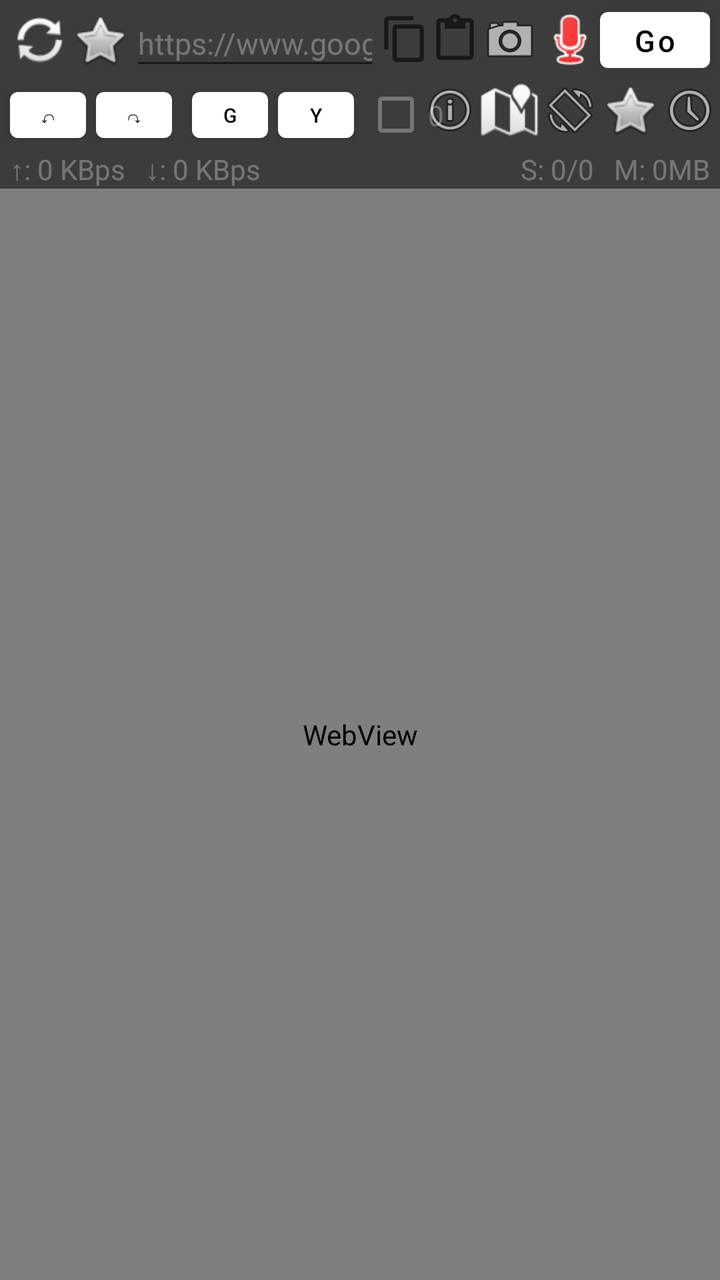
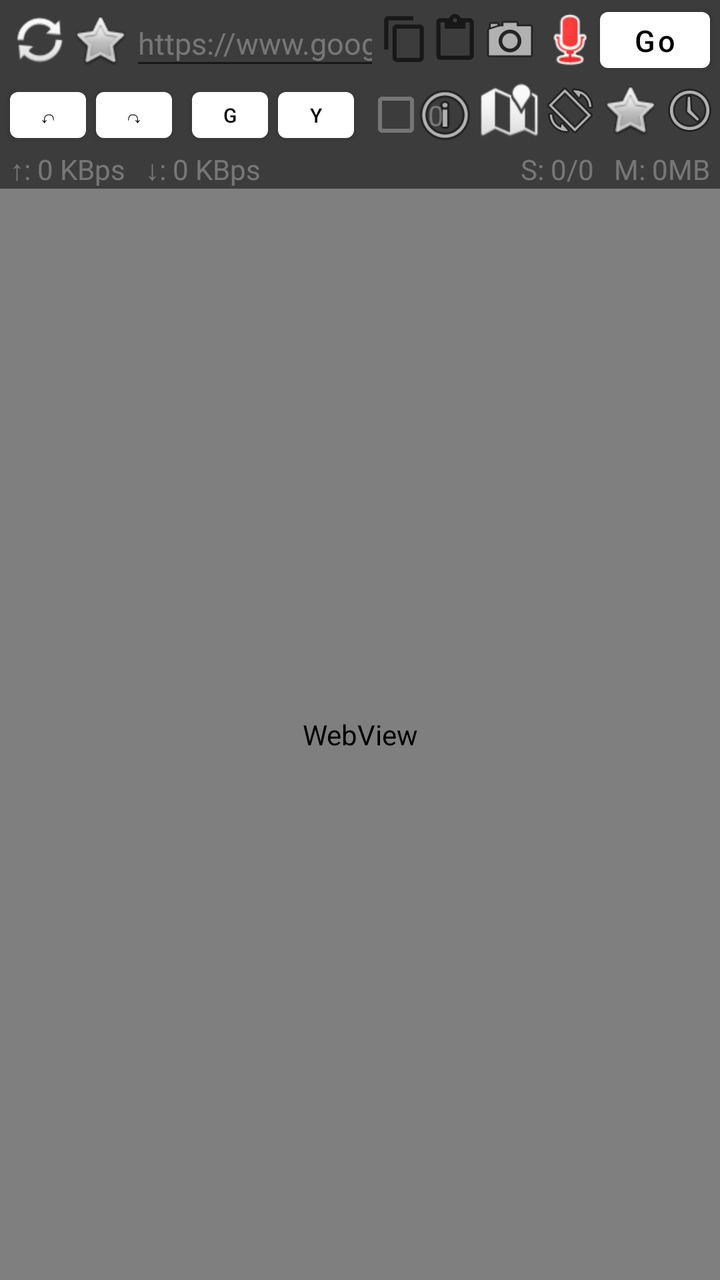

The first picture is an Android layout as it rendered before a commit; the second is the same layout after the commit. The layout source and the unified diff follow.
<!-- AndroidManifest.xml: application theme Theme.WebBrowser -->
<!-- res/layout/activity_main.xml -->
<?xml version="1.0" encoding="utf-8"?>
<RelativeLayout xmlns:android="http://schemas.android.com/apk/res/android"
    xmlns:app="http://schemas.android.com/apk/res-auto"
    xmlns:tools="http://schemas.android.com/tools"
    android:layout_width="match_parent"
    android:layout_height="match_parent"
    android:background="#3C3C3C"
    android:windowSoftInputMode="stateAlwaysHidden"
    tools:context=".MainActivity"
    android:id="@+id/mainActivity">

    <FrameLayout
        android:layout_width="match_parent"
        android:layout_height="match_parent"
        android:visibility="gone"
        android:elevation="6dp"
        android:keepScreenOn="true"
        android:id="@+id/customViewContainer" />

    <ImageButton
        android:id="@+id/btnReload"
        android:layout_width="30dp"
        android:layout_height="30dp"
        android:layout_marginLeft="5dp"
        android:layout_marginTop="5dp"
        android:background="@android:drawable/ic_popup_sync" />

    <ImageButton
        android:id="@+id/btnBookmarkCheck"
        android:layout_width="30dp"
        android:layout_height="30dp"
        android:layout_marginLeft="0dp"
        android:layout_marginTop="5dp"
        android:layout_toRightOf="@id/btnReload"
        android:background="@android:drawable/btn_star_big_off" />

    <Spinner
        android:id="@+id/spnSearch"
        android:layout_width="40dp"
        android:layout_height="40dp"
        android:layout_marginLeft="5dp"
        android:layout_toRightOf="@id/btnReload"
        android:visibility="invisible" />

    <EditText
        android:id="@+id/txtUrl"
        android:layout_width="match_parent"
        android:layout_height="40dp"
        android:layout_toLeftOf="@id/btnCopy"
        android:layout_toRightOf="@id/btnBookmarkCheck"
        android:focusable="true"
        android:focusableInTouchMode="true"
        android:hint="https://www.google.com"
        android:inputType="textUri"
        android:selectAllOnFocus="true"
        android:textColor="#CCFFFFFF"
        android:textColorHint="#4DFFFFFF"
        android:textSize="15dp" />

    <ListView
        android:layout_width="match_parent"
        android:layout_height="250dp"
        android:layout_below="@id/txtUrl"
        android:layout_toLeftOf="@id/btnGo"
        android:layout_toRightOf="@id/btnReload"
        android:layout_marginRight="5dp"
        android:minHeight="50dp"
        android:visibility="gone"
        android:background="#3C3C3C"
        android:elevation="6dp"
        android:scrollbars="vertical"
        android:divider="@null"
        android:dividerHeight="0dp"
        android:id="@+id/listUrl" />

    <Button
        android:id="@+id/btnGo"
        android:layout_width="55dp"
        android:layout_height="40dp"
        android:layout_alignParentRight="true"
        android:layout_marginRight="5dp"
        android:text="Go"
        android:textAllCaps="false"
        android:textColor="@color/black"
        android:textSize="15dp" />

    <Button
        android:id="@+id/btnBack"
        android:layout_width="38dp"
        android:layout_height="35dp"
        android:layout_below="@id/spnSearch"
        android:layout_marginLeft="5dp"
        android:gravity="center"
        android:text="↶"
        android:textColor="@color/black"
        android:textSize="10dp" />

    <Button
        android:id="@+id/btnForward"
        android:layout_width="38dp"
        android:layout_height="35dp"
        android:layout_below="@id/spnSearch"
        android:layout_marginLeft="5dp"
        android:layout_toRightOf="@id/btnBack"
        android:gravity="center"
        android:text="↷"
        android:textColor="@color/black"
        android:textSize="10dp" />

    <Button
        android:id="@+id/btnGoogle"
        android:layout_width="38dp"
        android:layout_height="35dp"
        android:layout_below="@id/txtUrl"
        android:layout_marginLeft="10dp"
        android:layout_toRightOf="@id/btnForward"
        android:gravity="center"
        android:text="G"
        android:textColor="@color/black"
        android:textSize="10dp" />

    <Button
        android:id="@+id/btnYoutube"
        android:layout_width="38dp"
        android:layout_height="35dp"
        android:layout_below="@id/txtUrl"
        android:scaleType="fitCenter"
        android:layout_marginLeft="5dp"
        android:layout_toRightOf="@id/btnGoogle"
        android:gravity="center"
        android:text="Y"
        android:textColor="@color/black"
        android:textSize="10dp" />

    <ImageButton
        android:id="@+id/btnQRCode"
        android:layout_width="30dp"
        android:layout_height="30dp"
        android:layout_marginTop="5dp"
        android:layout_toLeftOf="@id/btnMicrophone"
        android:background="@android:drawable/ic_menu_camera"
        android:visibility="visible" />

    <ImageButton
        android:id="@+id/btnFTP"
        android:layout_width="30dp"
        android:layout_height="30dp"
        android:layout_below="@id/btnGo"
        android:layout_toLeftOf="@id/btnMaps"
        android:background="@drawable/ftp"
        android:visibility="gone" />

    <ImageButton
        android:id="@+id/btnMaps"
        android:layout_width="30dp"
        android:layout_height="30dp"
        android:layout_below="@id/btnGo"
        android:layout_toLeftOf="@id/btnPhoneDesktop"
        android:background="@android:drawable/ic_dialog_map" />

    <ImageButton
        android:id="@+id/btnISP"
        android:layout_width="30dp"
        android:layout_height="30dp"
        android:layout_below="@id/btnGo"
        android:layout_toLeftOf="@id/btnMaps"
        android:background="@android:drawable/ic_menu_info_details" />

    <ImageButton
        android:id="@+id/btnPhoneDesktop"
        android:layout_width="30dp"
        android:layout_height="30dp"
        android:layout_below="@id/btnGo"
        android:layout_toLeftOf="@id/btnBookmark"
        android:background="@android:drawable/ic_menu_always_landscape_portrait" />

    <ImageButton
        android:id="@+id/btnMicrophone"
        android:layout_width="30dp"
        android:layout_height="30dp"
        android:layout_marginTop="5dp"
        android:layout_toLeftOf="@id/btnGo"
        android:background="@android:drawable/presence_audio_busy" />

    <ImageButton
        android:id="@+id/btnPaste"
        android:layout_width="25dp"
        android:layout_height="25dp"
        android:layout_marginTop="7dp"
        android:layout_toLeftOf="@id/btnQRCode"
        android:background="?attr/actionModePasteDrawable" />

    <ImageButton
        android:id="@+id/btnCopy"
        android:layout_width="25dp"
        android:layout_height="25dp"
        android:layout_marginTop="7dp"
        android:layout_toLeftOf="@id/btnPaste"
        android:background="?attr/actionModeCopyDrawable" />

    <ImageButton
        android:id="@+id/btnHistory"
        android:layout_width="30dp"
        android:layout_height="30dp"
        android:layout_below="@id/btnGo"
        android:layout_alignParentRight="true"
        android:background="@android:drawable/ic_menu_recent_history" />

    <ImageButton
        android:id="@+id/btnBookmark"
        android:layout_width="30dp"
        android:layout_height="30dp"
        android:layout_below="@id/btnGo"
        android:layout_toLeftOf="@id/btnHistory"
        android:background="@android:drawable/btn_star" />

    <ProgressBar
        android:id="@+id/prgBar"
        style="?android:attr/progressBarStyleHorizontal"
        android:layout_width="match_parent"
        android:layout_height="wrap_content"
        android:layout_below="@id/txtUploadSpeed"
        android:layout_marginLeft="5dp"
        android:layout_marginRight="5dp"
        android:visibility="gone"
        android:max="100" />

    <androidx.swiperefreshlayout.widget.SwipeRefreshLayout
        android:id="@+id/refreshLayout"
        android:layout_width="match_parent"
        android:layout_height="match_parent"
        android:layout_below="@id/prgBar"
        android:visibility="gone">

        <androidx.core.widget.NestedScrollView
            android:layout_width="match_parent"
            android:layout_height="match_parent"
            android:layout_below="@id/prgBar"
            android:visibility="gone">

        </androidx.core.widget.NestedScrollView>
    </androidx.swiperefreshlayout.widget.SwipeRefreshLayout>

    <WebView
        android:id="@+id/webView"
        android:layout_width="match_parent"
        android:layout_height="match_parent"
        android:layout_below="@id/prgBar"
        android:visibility="visible" />

    <TextView
        android:id="@+id/txtUploadSpeed"
        android:layout_width="wrap_content"
        android:layout_height="wrap_content"
        android:layout_below="@id/btnBack"
        android:layout_marginLeft="5dp"
        android:text="↑: 0 KBps"
        android:textColor="#4DFFFFFF" />

    <TextView
        android:id="@+id/txtDownloadSpeed"
        android:layout_width="wrap_content"
        android:layout_height="wrap_content"
        android:layout_below="@id/btnBack"
        android:layout_marginLeft="10dp"
        android:layout_toRightOf="@id/txtUploadSpeed"
        android:text="↓: 0 KBps"
        android:textColor="#4DFFFFFF" />

    <ImageView
        android:id="@+id/imgInternetConnection"
        android:layout_width="15dp"
        android:layout_height="15dp"
        android:layout_below="@id/txtUrl"
        android:layout_marginLeft="10dp"
        android:layout_marginTop="10dp"
        android:layout_toRightOf="@id/btnYoutube"
        android:visibility="gone"/>

    <ImageView
        android:id="@+id/imgWebIcon"
        android:layout_width="25dp"
        android:layout_height="25dp"
        android:layout_below="@id/txtUrl"
        android:layout_marginLeft="10dp"
        android:layout_marginTop="5dp"
        android:layout_toRightOf="@id/btnYoutube"
        android:visibility="gone"/>

    <TextView
        android:id="@+id/txtMemory"
        android:layout_width="wrap_content"
        android:layout_height="wrap_content"
        android:layout_below="@id/btnBack"
        android:layout_alignParentRight="true"
        android:layout_marginRight="5dp"
        android:text="M: 0MB"
        android:textColor="#4DFFFFFF"
        android:visibility="visible" />

    <TextView
        android:id="@+id/txtScroll"
        android:layout_width="wrap_content"
        android:layout_height="wrap_content"
        android:layout_below="@id/btnBack"
        android:layout_toLeftOf="@id/txtMemory"
        android:layout_marginRight="10dp"
        android:text="S: 0/0"
        android:textColor="#4DFFFFFF" />

    <TextView
        android:id="@+id/txtAdblock"
        android:layout_width="wrap_content"
        android:layout_height="wrap_content"
        android:layout_below="@id/btnBack"
        android:layout_toLeftOf="@id/txtScroll"
        android:layout_marginRight="20dp"
        android:text="AD: 0"
        android:textColor="#4DFFFFFF"
        android:visibility="gone"/>

    <CheckBox
        android:id="@+id/cbxAd"
        android:layout_width="wrap_content"
        android:layout_height="35dp"
        android:layout_below="@id/txtUrl"
        android:layout_marginLeft="5dp"
        android:layout_toRightOf="@id/btnYoutube"
        android:text="0"
        android:textColor="#4DFFFFFF" />

    <CheckBox
        android:id="@+id/cbxInternetSpeedMeter"
        android:layout_width="wrap_content"
        android:layout_height="35dp"
        android:layout_below="@id/txtUrl"
        android:layout_marginLeft="5dp"
        android:layout_toRightOf="@id/btnYoutube"
        android:visibility="gone"
        android:text="IS"
        android:textColor="#4DFFFFFF" />

</RelativeLayout>
<!-- resources referenced by this layout -->
<resources>
  <color name="black">#FF000000</color>
  <!-- drawable ftp: png bitmap (drawable-v21, 2793 bytes) -->
  <style name="Theme.WebBrowser" parent="Theme.MaterialComponents.DayNight.NoActionBar">
          
          <item name="colorPrimary">@color/white</item>
          <item name="colorPrimaryVariant">@color/black</item>
          <item name="colorOnPrimary">@color/black</item>
          
          <item name="colorSecondary">@color/teal_200</item>
          <item name="colorSecondaryVariant">@color/teal_700</item>
          <item name="colorOnSecondary">@color/black</item>
          
          <item name="android:statusBarColor" tools:targetApi="l">?attr/colorPrimaryVariant</item>
          
      </style>
  <color name="white">#FFFFFFFF</color>
  <color name="teal_200">#FF03DAC5</color>
  <color name="teal_700">#FF018786</color>
</resources>

<!-- the commit's change to res/layout/activity_main.xml (unified diff, before → after) -->
@@ -160,8 +160,8 @@
 
     <ImageButton
         android:id="@+id/btnISP"
-        android:layout_width="30dp"
-        android:layout_height="30dp"
+        android:layout_width="35dp"
+        android:layout_height="35dp"
         android:layout_below="@id/btnGo"
         android:layout_toLeftOf="@id/btnMaps"
         android:background="@android:drawable/ic_menu_info_details" />
